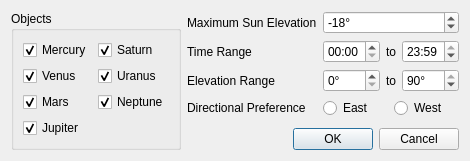
Before: the Qt Designer form qt5/schedulebrain.ui in EthanChappel/Ecliptic, drawn with Qt 5.
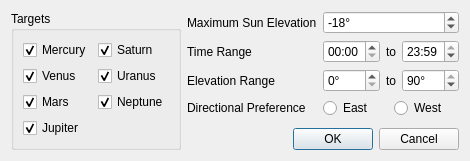
After: the same form once the commit is applied.

Commit message: Rephrase instances of "objects" to "targets"

The edit to the form file:
```diff
--- a/qt5/schedulebrain.ui
+++ b/qt5/schedulebrain.ui
@@ -27,7 +27,7 @@
    <item row="1" column="0" rowspan="2">
     <widget class="QGroupBox" name="object_groupbox">
      <property name="title">
-      <string>Objects</string>
+      <string>Targets</string>
      </property>
      <layout class="QFormLayout" name="formLayout_2">
       <item row="0" column="0">
```
Left out of the diff: 18 changed lines with no effect on the pictures. The commit also changes 1 other file.
